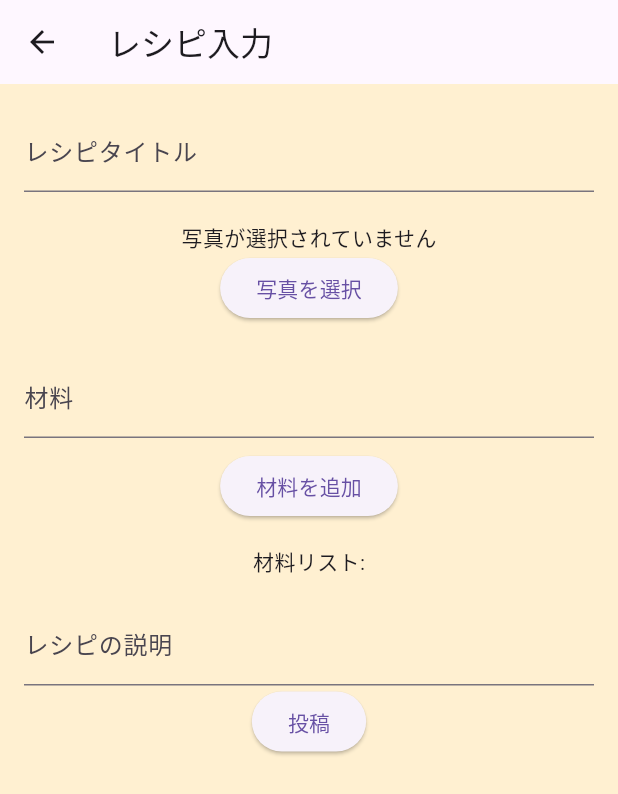
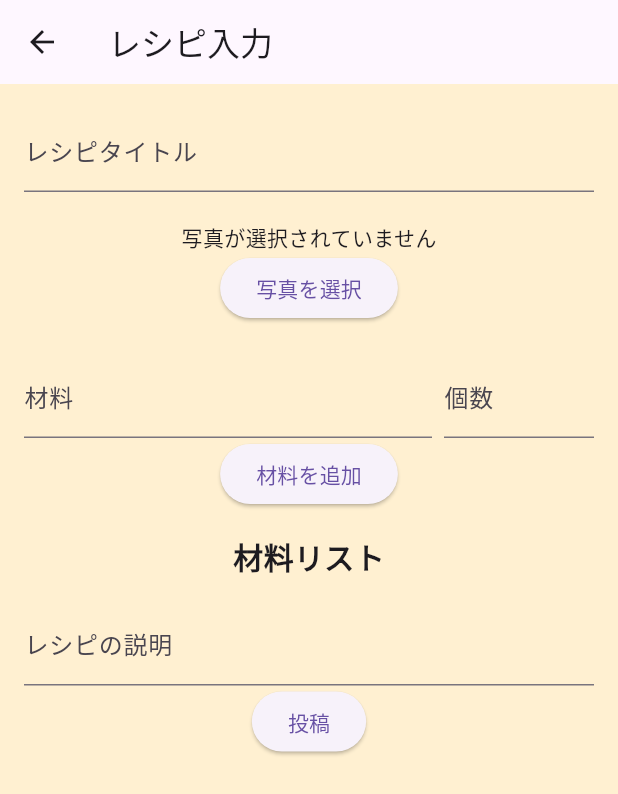
Before and after one commit to garden905/OryoriMemorun, a Flutter app: the RecipeInputPage screen opened directly, after a tap on "材料を追加", on a phone screen of 412 x 824 dp. Shown: the top 794 px of the screen. Run offline on Flutter 3.47's test engine with Material 3 defaults, Android fonts, the phone set to English and light mode, and no system bars; our stand-ins replace image_picker, sqflite; accounts and stored records are empty.

Commit message:
材料の個数を追加しました

```diff
--- a/lib/recipe_detail_page.dart
+++ b/lib/recipe_detail_page.dart
@@ -64,8 +64,9 @@ class RecipeDetailPage extends StatelessWidget {
                 physics: NeverScrollableScrollPhysics(), // スクロールを無効にする
                 itemCount: recipe.ingredients.length,
                 itemBuilder: (context, index) {
+                  final ingredient = recipe.ingredients[index];
                   return Text(
-                    recipe.ingredients[index],
+                    '${ingredient['ingredient']} (${ingredient['quantity']})',
                     style: TextStyle(fontSize: 16),
                   );
                 },
--- a/lib/recipe_input_page.dart
+++ b/lib/recipe_input_page.dart
@@ -15,8 +15,9 @@ class _RecipeInputPageState extends State<RecipeInputPage> {
   File? _recipePhoto; // File型に変更
   String _recipeDiscription = '';
   final ImagePicker _picker = ImagePicker();
-  final List<String> _ingredients = [];
+  List<Map<String, String>> _ingredients = []; // 材料と個数のリスト
   final TextEditingController _ingredientController = TextEditingController();
+  final _quantityController = TextEditingController(); // 個数入力用のコントローラ
 
   Future<void> _pickImage() async {
     final pickedFile = await _picker.pickImage(source: ImageSource.gallery);
@@ -29,10 +30,12 @@ class _RecipeInputPageState extends State<RecipeInputPage> {
 
   void _addIngredient() {
     final ingredient = _ingredientController.text;
-    if (ingredient.isNotEmpty) {
+    final quantity = _quantityController.text;
+    if (ingredient.isNotEmpty && quantity.isNotEmpty) {
       setState(() {
-        _ingredients.add(ingredient);
+        _ingredients.add({'ingredient': ingredient, 'quantity': quantity});
         _ingredientController.clear();
+        _quantityController.clear();
       });
     }
   }
@@ -72,28 +75,47 @@ class _RecipeInputPageState extends State<RecipeInputPage> {
                   child: Text('写真を選択'),
                 ),
                 SizedBox(height: 20),
-                TextFormField(
-                  controller: _ingredientController,
-                  decoration: InputDecoration(labelText: '材料'),
+                Row(
+                  children: [
+                    Expanded(
+                      child: TextField(
+                        controller: _ingredientController,
+                        decoration: InputDecoration(labelText: '材料'),
+                        onSubmitted: (_) => _addIngredient(),
+                      ),
+                    ),
+                    SizedBox(width: 8),
+                    Container(
+                      width: 100,
+                      child: TextField(
+                        controller: _quantityController,
+                        decoration: InputDecoration(labelText: '個数'),
+                        onSubmitted: (_) => _addIngredient(),
+                      ),
+                    ),
+                  ],
                 ),
-                SizedBox(height: 8.0),
                 ElevatedButton(
                   onPressed: _addIngredient,
                   child: Text('材料を追加'),
                 ),
-                SizedBox(height: 16.0),
-                Text('材料リスト:'),
-                for (int i = 0; i < _ingredients.length; i++)
-                  Row(
-                    mainAxisAlignment: MainAxisAlignment.spaceBetween,
-                    children: [
-                      Text(_ingredients[i]),
-                      IconButton(
-                        icon: Icon(Icons.delete),
-                        onPressed: () => _removeIngredient(i),
-                      ),
-                    ],
-                  ),
+                SizedBox(height: 16),
+                Text(
+                  '材料リスト',
+                  style: TextStyle(fontSize: 20, fontWeight: FontWeight.bold),
+                ),
+                ListView.builder(
+                  shrinkWrap: true,
+                  physics: NeverScrollableScrollPhysics(),
+                  itemCount: _ingredients.length,
+                  itemBuilder: (context, index) {
+                    final ingredient = _ingredients[index];
+                    return ListTile(
+                      title: Text(
+                          '${ingredient['ingredient']} (${ingredient['quantity']})'),
+                    );
+                  },
+                ),
                 SizedBox(height: 16.0),
                 TextFormField(
                   decoration: InputDecoration(labelText: 'レシピの説明'),
--- a/lib/recipe_list_page.dart
+++ b/lib/recipe_list_page.dart
@@ -138,7 +138,7 @@ class _RecipeListPageState extends State<RecipeListPage> {
                 photo: result['photo'],
                 description: result['description'],
                 ingredients: result['ingredients'] != null
-                    ? List<String>.from(result['ingredients'])
+                    ? List<Map<String, String>>.from(result['ingredients'])
                     : [], // nullの場合は空のリストに初期化
               );
               final dbHelper = DatabaseHelper();
```
Also changed, not shown: lib/recipe.dart (+6 -3 lines).
